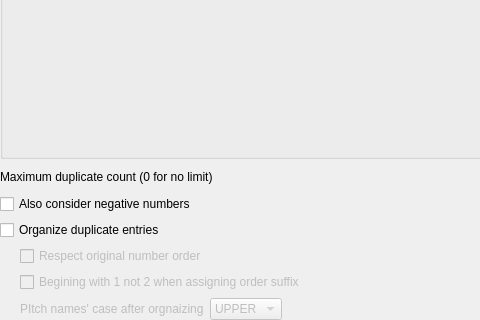
First picture: the form in src/removeDuplicate/removeduplicateoptionwidget.ui, repository shine5402/KiraOtoToolbox, before the edit; both pictures show x 0 to 480 and y 203 to 523 of the 789 by 523 pixel window.
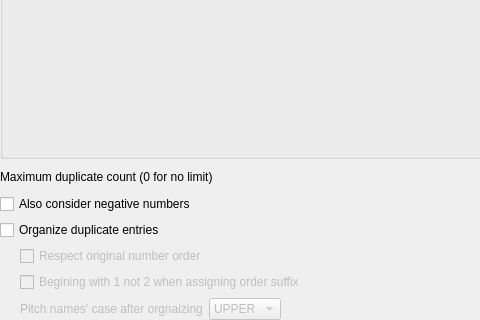
Second picture: the form after the edit. Custom widgets are drawn as their Qt base class.

What changed in the file:
```diff
--- a/src/removeDuplicate/removeduplicateoptionwidget.ui
+++ b/src/removeDuplicate/removeduplicateoptionwidget.ui
@@ -136,7 +136,7 @@
         <item>
          <widget class="QLabel" name="label_7">
           <property name="text">
-           <string>PItch names' case after orgnaizing</string>
+           <string>Pitch names' case after orgnaizing</string>
           </property>
          </widget>
         </item>
```
Left out of the diff: 2 changed lines with no effect on the pictures.
